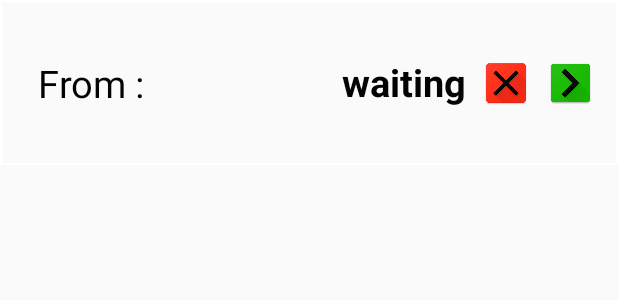
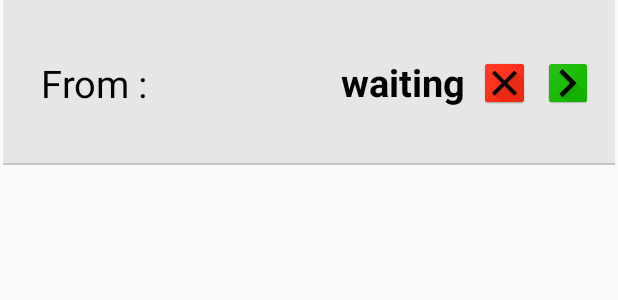
Before and after one commit to flodlc/android-quizz, an Android app: the layout fragment_invitation_line.xml on its own in the app's theme, with its tools: preview values and no code run, on a phone screen of 412 x 824 dp. Shown: the top 300 px of the screen. Run offline under Robolectric (Android 15) with nearby library versions, the phone set to English and light mode, and no system bars; network calls fail.

Commit message:
design fix

```diff
--- a/android-quizz/app/src/main/java/com/quizz/online/GameLineActivity.java
+++ b/android-quizz/app/src/main/java/com/quizz/online/GameLineActivity.java
@@ -99,6 +99,7 @@ public class GameLineActivity extends Fragment {
             setBakgroundColor(view, R.color.colorRed);
         } else {
             setImage(view, R.drawable.equal);
+            setBakgroundColor(view, R.color.colorGreyLight);
         }
     }
 
@@ -113,7 +114,7 @@ public class GameLineActivity extends Fragment {
             }
         } else {
             setImage(imageView, R.drawable.sablier);
-            setBakgroundColor(imageView, R.color.colorGrey);
+            setBakgroundColor(imageView, R.color.colorGreyLight);
         }
     }
 
--- a/android-quizz/app/src/main/java/com/quizz/services/ApiService.java
+++ b/android-quizz/app/src/main/java/com/quizz/services/ApiService.java
@@ -47,7 +47,7 @@ public class ApiService {
 
         OkHttpClient client = httpClient.build();
         Retrofit retrofit = new Retrofit.Builder()
-                .baseUrl("http://10.0.2.2/")
+                .baseUrl(MyApp.getContext().getResources().getString(R.string.baseUrl))
                 .addConverterFactory(GsonConverterFactory.create())
                 .client(client)
                 .build();
--- a/android-quizz/app/src/main/res/drawable/customborder.xml
+++ b/android-quizz/app/src/main/res/drawable/customborder.xml
@@ -1,5 +1,21 @@
 <?xml version="1.0" encoding="UTF-8"?>
-<shape xmlns:android="http://schemas.android.com/apk/res/android" android:shape="rectangle">
-    <padding android:left="10dp" android:right="10dp" android:top="10dp" android:bottom="10dp"/>
-    <stroke android:width="1dp" android:color="@color/colorWhite"/>
-</shape>
+
+
+
+<selector xmlns:android="http://schemas.android.com/apk/res/android">
+<item>
+    <layer-list>
+        <item android:bottom="0dp"
+            android:left="-2dp"
+            android:right="-2dp"
+            android:top="-2dp">
+            <shape xmlns:android="http://schemas.android.com/apk/res/android" android:shape="rectangle">
+                <padding android:left="10dp" android:right="10dp" android:top="10dp" android:bottom="10dp"/>
+                <gradient android:startColor="@color/colorGreyLight" android:endColor="@color/colorGreyLight"/>
+                <stroke android:width="1dp" android:color="@color/colorGrey"/>
+            </shape>
+        </item>
+    </layer-list>
+</item>
+
+</selector>
--- a/android-quizz/app/src/main/res/layout/activity_display_invitations.xml
+++ b/android-quizz/app/src/main/res/layout/activity_display_invitations.xml
@@ -43,7 +43,6 @@
             android:id="@+id/content"
             android:layout_width="match_parent"
             android:layout_height="match_parent"
-            android:background="@color/colorGreyLight"
             android:orientation="vertical" />
     </ScrollView>
 </LinearLayout>
--- a/android-quizz/app/src/main/res/layout/fragment_game_line.xml
+++ b/android-quizz/app/src/main/res/layout/fragment_game_line.xml
@@ -6,14 +6,14 @@
     android:layout_marginBottom="5dp"
     android:layout_marginStart="2dp"
     android:layout_marginEnd="2dp"
-    android:background="@drawable/stroke"
+    android:background="@drawable/customborder"
     android:orientation="horizontal">
     <LinearLayout
         android:layout_width="match_parent"
         android:layout_height="match_parent"
         android:orientation="horizontal"
         android:gravity="center"
-        android:background="@color/colorGrey"
+        android:background="@color/colorGreyLight"
         android:layout_weight="1">
         <TextView
             android:layout_width="wrap_content"
--- a/android-quizz/app/src/main/res/layout/fragment_invitation_line.xml
+++ b/android-quizz/app/src/main/res/layout/fragment_invitation_line.xml
@@ -2,55 +2,64 @@
 <LinearLayout xmlns:android="http://schemas.android.com/apk/res/android"
     android:layout_width="match_parent"
     android:layout_height="110dp"
-    android:padding="5dp"
+    android:layout_marginBottom="5dp"
+    android:layout_marginEnd="2dp"
+    android:layout_marginStart="2dp"
+    android:background="@drawable/customborder"
     android:gravity="center_vertical"
-    android:background="@drawable/customborder"
-    android:orientation="horizontal">
+    android:orientation="horizontal"
+    android:padding="5dp">
+
     <LinearLayout
         android:layout_width="match_parent"
         android:layout_height="100dp"
-        android:orientation="horizontal"
+        android:layout_marginStart="20dp"
+        android:layout_weight="1"
         android:gravity="center_vertical"
-        android:layout_marginStart="20dp"
-        android:layout_weight="1">
+        android:orientation="horizontal">
+
         <TextView
             android:id="@+id/typeUser"
             android:layout_width="wrap_content"
             android:layout_height="wrap_content"
+            android:gravity="center_vertical"
+            android:text="@string/invit_from"
             android:textColor="@color/colorBlack"
-            android:text="@string/invit_from"
-            android:gravity="center_vertical"
-            android:textSize="25sp"/>
+            android:textSize="25sp" />
+
         <TextView
             android:id="@+id/advName"
             android:layout_width="wrap_content"
             android:layout_height="wrap_content"
+            android:textColor="@color/colorBlack"
             android:textSize="25sp"
-            android:textColor="@color/colorBlack"
-            android:textStyle="bold"/>
+            android:textStyle="bold" />
     </LinearLayout>
+
     <TextView
         android:id="@+id/stateWait"
         android:layout_width="wrap_content"
         android:layout_height="wrap_content"
+        android:layout_marginEnd="10dp"
+        android:gravity="center_vertical"
+        android:text="@string/waitState"
+        android:textColor="@color/colorBlack"
         android:textSize="25sp"
-        android:gravity="center_vertical"
-        android:textColor="@color/colorBlack"
-        android:text="@string/waitState"
-        android:layout_marginEnd="10dp"
-        android:textStyle="bold"/>
+        android:textStyle="bold" />
+
     <ImageView
         android:id="@+id/refuse"
         android:layout_width="match_parent"
         android:layout_height="100dp"
+        android:layout_marginEnd="10dp"
         android:layout_weight="2"
-        android:layout_marginEnd="10dp"
         android:src="@drawable/ic_refuse" />
+
     <ImageView
         android:id="@+id/accept"
         android:layout_width="match_parent"
         android:layout_height="100dp"
+        android:layout_marginEnd="10dp"
         android:layout_weight="2"
-        android:layout_marginEnd="10dp"
         android:src="@drawable/ic_accept" />
 </LinearLayout>
--- a/android-quizz/app/src/main/res/values/colors.xml
+++ b/android-quizz/app/src/main/res/values/colors.xml
@@ -7,6 +7,6 @@
     <color name="colorGreen">#4eab34</color>
     <color name="colorRed">#c13e3e</color>
     <color name="colorGrey">#c8c7c7</color>
-    <color name="colorGreyLight">#efefef</color>
+    <color name="colorGreyLight">#e6e6e6</color>
     <color name="colorWhite">#ffffff</color>
 </resources>
--- a/android-quizz/app/src/main/res/values/parameters.xml
+++ b/android-quizz/app/src/main/res/values/parameters.xml
@@ -1,6 +1,6 @@
 <?xml version="1.0" encoding="utf-8"?>
 <resources>
-    <string name="baseUrl" translatable="false">http://207.154.219.236/</string>
+    <string name="baseUrl" translatable="false">http://10.0.2.2:8000/</string>
     <integer name="questionTime">10000</integer>
     <integer name="nbQuestionsCheckIfSame">15</integer>
 </resources>
```
Also changed, not shown: android-quizz/app/src/main/res/layout/online_selector.xml (+2 -8 lines).
